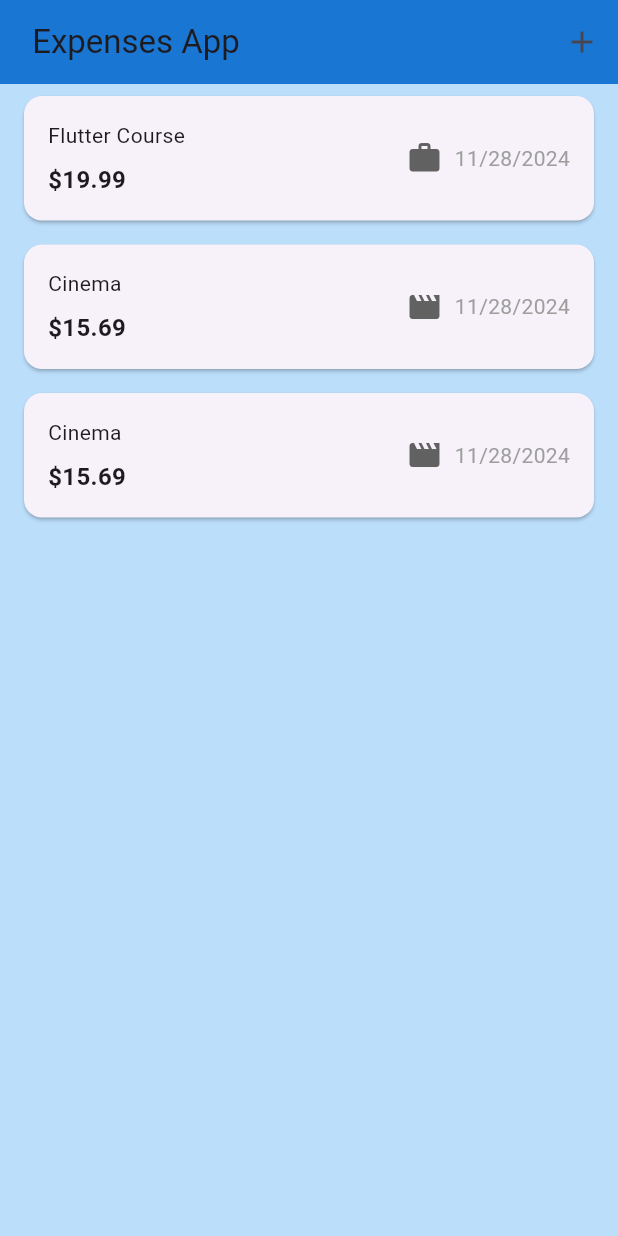
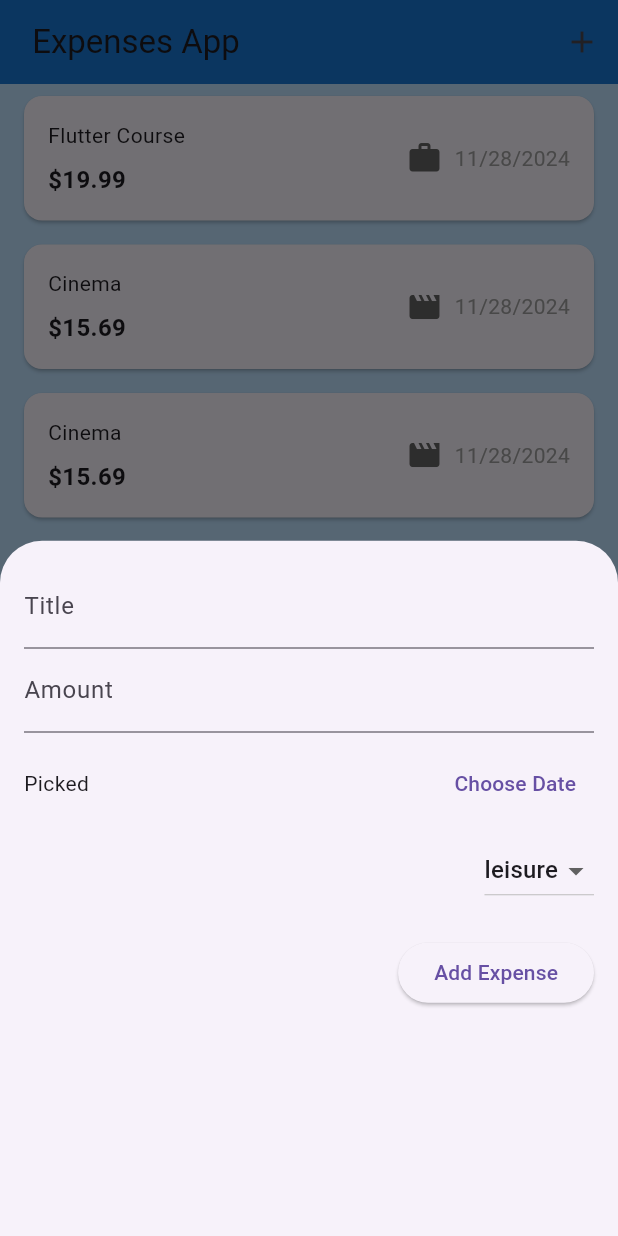
Before and after one commit to Huotsty/FlutterClass, a Flutter app: the Expenses screen opened directly, after a tap on the "add" icon, on a phone screen of 412 x 824 dp. Run offline on Flutter 3.47's test engine with Material 3 defaults, Android fonts, the light colour scheme and no system bars.

Commit message:
trying form add expenses

```diff
--- a/assignment/W3-Stateless/test_flutter_1/lib/expenseex/screens/expenses.dart
+++ b/assignment/W3-Stateless/test_flutter_1/lib/expenseex/screens/expenses.dart
@@ -1,6 +1,7 @@
 import 'package:flutter/material.dart';
 
 import '../models/expense.dart';
+import '../widgets/add_expense_form.dart';
 import '../widgets/expenses_list.dart';
 
 class Expenses extends StatefulWidget {
@@ -34,6 +35,34 @@ class _ExpensesState extends State<Expenses> {
     ),
   ];
 
+   // Method to add a new expense
+  void _addExpense(String title, double amount, DateTime date, Category category) {
+    final newExpense = Expense(
+      title: title,
+      amount: amount,
+      date: date,
+      category: category,
+    );
+
+    setState(() {
+      _registeredExpenses.add(newExpense);
+    });
+  }
+
+  // Method to open the modal
+  void _openAddExpenseModal(BuildContext context) {
+    showModalBottomSheet(
+      context: context,
+      builder: (BuildContext context) {
+        return GestureDetector(
+          onTap: () {},
+          behavior: HitTestBehavior.opaque,
+          child: AddExpenseForm(onAddExpense: _addExpense),
+        );
+      },
+    );
+  }
+
   @override
   Widget build(BuildContext context) {
     return Scaffold(
@@ -42,9 +71,8 @@ class _ExpensesState extends State<Expenses> {
         actions:  [
           IconButton(
               icon: const Icon(Icons.add),
-              onPressed: () {
-
-              }),
+              onPressed: () => _openAddExpenseModal(context),
+              ),
         ],
         backgroundColor: Colors.blue[700],
         title: const Text(' Expenses App'),
@@ -53,8 +81,3 @@ class _ExpensesState extends State<Expenses> {
     );
   }
 }
-
-class AddExpense {
-  // Add expense logic here
-
-}
--- /dev/null
+++ b/assignment/W3-Stateless/test_flutter_1/lib/expenseex/widgets/add_expense_form.dart
@@ -0,0 +1,107 @@
+import 'package:flutter/material.dart';
+import '../models/expense.dart';
+
+class AddExpenseForm extends StatefulWidget {
+  final Function(String, double, DateTime, Category) onAddExpense;
+
+  const AddExpenseForm({required this.onAddExpense, super.key});
+
+  @override
+  State<AddExpenseForm> createState() => _AddExpenseFormState();
+}
+
+class _AddExpenseFormState extends State<AddExpenseForm> {
+  final _titleController = TextEditingController();
+  final _amountController = TextEditingController();
+  DateTime _selectedDate = DateTime.now();
+  Category _selectedCategory = Category.leisure;
+
+  void _submitData() {
+    final enteredTitle = _titleController.text;
+    final enteredAmount = double.tryParse(_amountController.text) ?? 0;
+
+    if (enteredTitle.isEmpty || enteredAmount <= 0) {
+      return;
+    }
+
+    widget.onAddExpense(
+      enteredTitle,
+      enteredAmount,
+      _selectedDate,
+      _selectedCategory,
+    );
+
+    Navigator.of(context).pop(); // Close the modal
+  }
+
+  void _presentDatePicker() {
+    showDatePicker(
+      context: context,
+      initialDate: DateTime.now(),
+      firstDate: DateTime(2020),
+      lastDate: DateTime.now(),
+    ).then((pickedDate) {
+      if (pickedDate == null) {
+        return;
+      }
+      setState(() {
+        _selectedDate = pickedDate;
+      });
+    });
+  }
+
+  @override
+  Widget build(BuildContext context) {
+    return Padding(
+      padding: const EdgeInsets.all(16.0),
+      child: Column(
+        crossAxisAlignment: CrossAxisAlignment.end,
+        children: [
+          TextField(
+            controller: _titleController,
+            decoration: const InputDecoration(labelText: 'Title'),
+          ),
+          TextField(
+            controller: _amountController,
+            decoration: const InputDecoration(labelText: 'Amount'),
+            keyboardType: TextInputType.number,
+          ),
+          const SizedBox(height: 10),
+          Row(
+            children: [
+              Expanded(
+                child: Text(
+                  'Picked Date: ${_selectedDate.toLocal()}'.split(' ')[0],
+                ),
+              ),
+              TextButton(
+                onPressed: _presentDatePicker,
+                child: const Text('Choose Date'),
+              ),
+            ],
+          ),
+          const SizedBox(height: 10),
+          DropdownButton<Category>(
+            value: _selectedCategory,
+            items: Category.values.map((category) {
+              return DropdownMenuItem(
+                value: category,
+                child: Text(category.name),
+              );
+            }).toList(),
+            onChanged: (value) {
+              setState(() {
+                _selectedCategory = value!;
+              });
+            },
+          ),
+          const SizedBox(height: 20),
+          ElevatedButton(
+            onPressed: _submitData,
+            child: const Text('Add Expense'),
+          ),
+        ],
+      ),
+    );
+  }
+}
```
